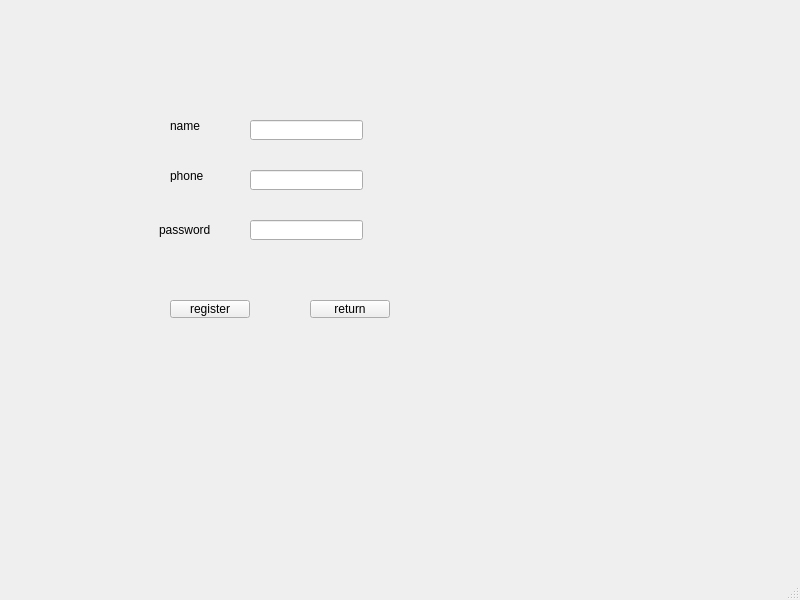
This is 8_20/registerwindow.ui in shitBob/keshe as Qt 5 draws it before an edit. The edited form follows.
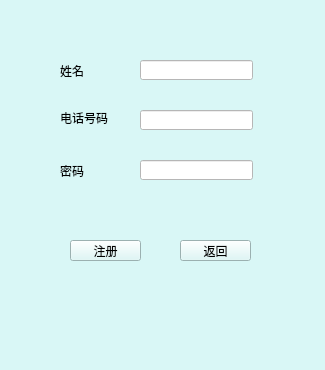
This is the edited form. Icons and pictures are not drawn.

What changed in the file:
```diff
--- a/8_20/registerwindow.ui
+++ b/8_20/registerwindow.ui
@@ -6,107 +6,122 @@
    <rect>
     <x>0</x>
     <y>0</y>
-    <width>800</width>
-    <height>600</height>
+    <width>325</width>
+    <height>370</height>
    </rect>
   </property>
   <property name="windowTitle">
-   <string>MainWindow</string>
+   <string>注册用户</string>
+  </property>
+  <property name="windowIcon">
+   <iconset theme="QIcon::ThemeIcon::AddressBookNew"/>
+  </property>
+  <property name="styleSheet">
+   <string notr="true">background-color: rgb(217, 247, 246);</string>
   </property>
   <widget class="QWidget" name="centralwidget">
    <widget class="QLabel" name="label">
     <property name="geometry">
      <rect>
-      <x>170</x>
-      <y>120</y>
-      <width>40</width>
-      <height>12</height>
+      <x>60</x>
+      <y>60</y>
+      <width>41</width>
+      <height>21</height>
      </rect>
     </property>
     <property name="text">
-     <string>name</string>
+     <string>姓名</string>
     </property>
    </widget>
    <widget class="QPushButton" name="Register">
     <property name="geometry">
      <rect>
-      <x>170</x>
-      <y>300</y>
-      <width>80</width>
-      <height>18</height>
+      <x>70</x>
+      <y>240</y>
+      <width>71</width>
+      <height>21</height>
      </rect>
     </property>
     <property name="text">
-     <string>register</string>
+     <string>注册</string>
     </property>
    </widget>
    <widget class="QLineEdit" name="usernameLineEdit">
     <property name="geometry">
      <rect>
-      <x>250</x>
-      <y>120</y>
+      <x>140</x>
+      <y>60</y>
       <width>113</width>
       <height>20</height>
      </rect>
     </property>
+    <property name="styleSheet">
+     <string notr="true">background-color: rgb(255, 255, 255);</string>
+    </property>
    </widget>
    <widget class="QLabel" name="label_2">
     <property name="geometry">
      <rect>
-      <x>170</x>
-      <y>170</y>
-      <width>40</width>
-      <height>12</height>
+      <x>60</x>
+      <y>110</y>
+      <width>51</width>
+      <height>16</height>
      </rect>
     </property>
     <property name="text">
-     <string>phone</string>
+     <string>电话号码</string>
     </property>
    </widget>
    <widget class="QLineEdit" name="phoneLineEdit">
     <property name="geometry">
      <rect>
-      <x>250</x>
-      <y>170</y>
+      <x>140</x>
+      <y>110</y>
       <width>113</width>
       <height>20</height>
      </rect>
     </property>
+    <property name="styleSheet">
+     <string notr="true">background-color: rgb(255, 255, 255);</string>
+    </property>
    </widget>
    <widget class="QLabel" name="label_3">
     <property name="geometry">
      <rect>
-      <x>159</x>
-      <y>220</y>
-      <width>51</width>
-      <height>20</height>
+      <x>60</x>
+      <y>160</y>
+      <width>31</width>
+      <height>21</height>
      </rect>
     </property>
     <property name="text">
-     <string>password</string>
+     <string>密码</string>
     </property>
    </widget>
    <widget class="QLineEdit" name="passwordLineEdit">
     <property name="geometry">
      <rect>
-      <x>250</x>
-      <y>220</y>
+      <x>140</x>
+      <y>160</y>
       <width>113</width>
       <height>20</height>
      </rect>
     </property>
+    <property name="styleSheet">
+     <string notr="true">background-color: rgb(255, 255, 255);</string>
+    </property>
    </widget>
    <widget class="QPushButton" name="back">
     <property name="geometry">
      <rect>
-      <x>310</x>
-      <y>300</y>
-      <width>80</width>
-      <height>18</height>
+      <x>180</x>
+      <y>240</y>
+      <width>71</width>
+      <height>21</height>
      </rect>
     </property>
     <property name="text">
-     <string>return</string>
+     <string>返回</string>
     </property>
    </widget>
   </widget>
```
Left out of the diff: 4 changed lines with no effect on the pictures.
